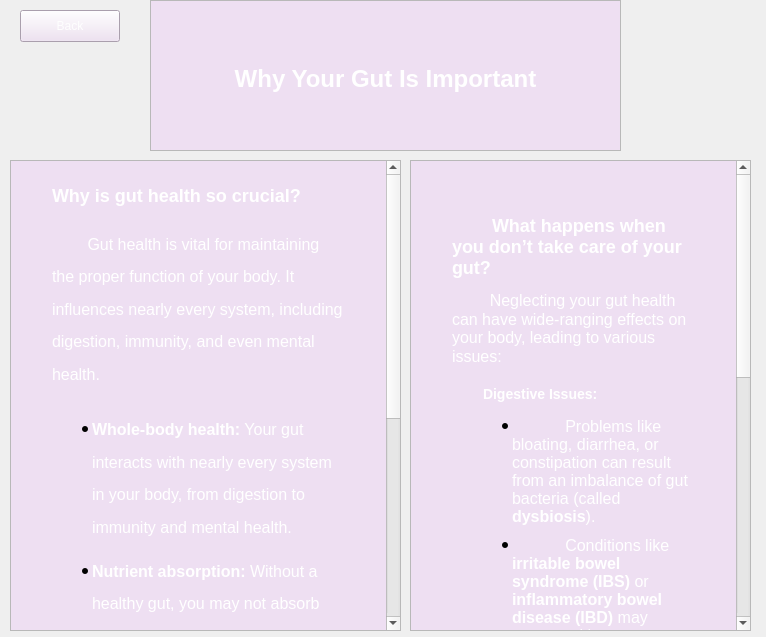
Before: the Qt Designer form A8EduApp/whyguthealthwidget.ui in University-of-Utah-CS3505/a9-edu-app-f24-00Calvin00, drawn with Qt 5.
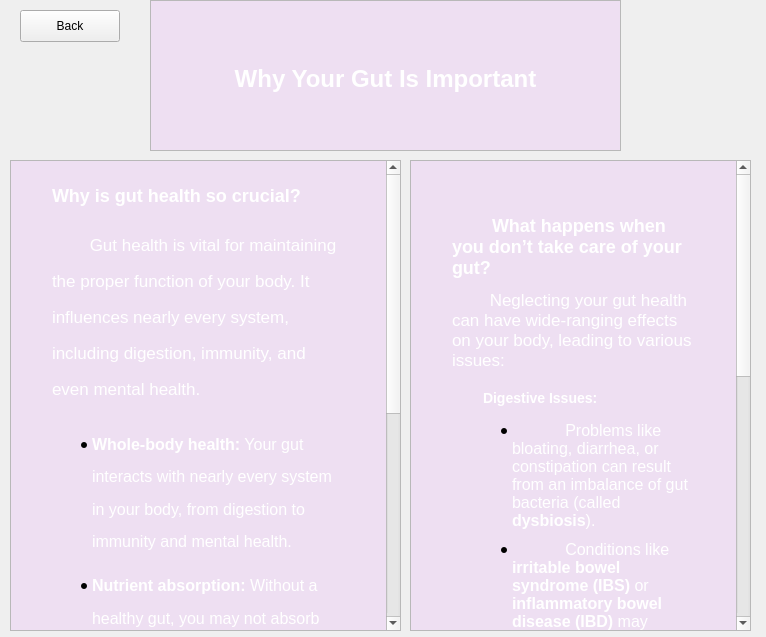
After: the same form once the commit is applied.

Commit message: Text Color

The edit to the form file:
```diff
--- a/A8EduApp/whyguthealthwidget.ui
+++ b/A8EduApp/whyguthealthwidget.ui
@@ -23,8 +23,7 @@
     </rect>
    </property>
    <property name="styleSheet">
-    <string notr="true">background-color: rgb(238, 223, 242);
-color: rgb(254, 254, 254);</string>
+    <string notr="true">color: rgb(0, 0, 0);</string>
    </property>
    <property name="text">
     <string>Back</string>
@@ -60,6 +59,9 @@
      <height>471</height>
     </rect>
    </property>
+   <property name="styleSheet">
+    <string notr="true">color: rgb(0, 0, 0);</string>
+   </property>
    <property name="html">
     <string>&lt;!DOCTYPE HTML PUBLIC &quot;-//W3C//DTD HTML 4.0//EN&quot; &quot;http://www.w3.org/TR/REC-html40/strict.dtd&quot;&gt;
 &lt;html&gt;&lt;head&gt;&lt;meta name=&quot;qrichtext&quot; content=&quot;1&quot; /&gt;&lt;meta charset=&quot;utf-8&quot; /&gt;&lt;title&gt;Why Your Gut Is Important&lt;/title&gt;&lt;style type=&quot;text/css&quot;&gt;
@@ -67,15 +69,15 @@
 hr { height: 1px; border-width: 0; }
 li.unchecked::marker { content: &quot;\2610&quot;; }
 li.checked::marker { content: &quot;\2612&quot;; }
-&lt;/style&gt;&lt;/head&gt;&lt;body style=&quot; font-family:'.AppleSystemUIFont'; font-size:13pt; font-weight:400; font-style:normal;&quot; bgcolor=&quot;#eedff2&quot;&gt;
-&lt;p style=&quot; margin-top:0px; margin-bottom:0px; margin-left:0px; margin-right:0px; -qt-block-indent:0; text-indent:0px;&quot;&gt;&lt;span style=&quot; color:#ffffff;&quot;&gt;    &lt;/span&gt;&lt;/p&gt;
-&lt;h2 style=&quot; margin-top:0px; margin-bottom:12px; margin-left:37px; margin-right:37px; -qt-block-indent:0; text-indent:0px; line-height:180%;&quot;&gt;&lt;span style=&quot; font-family:'Times New Roman','Times','serif'; font-size:x-large; font-weight:700; color:#ffffff;&quot;&gt;Why is gut health so crucial?&lt;/span&gt;&lt;span style=&quot; font-size:x-large; font-weight:700; color:#ffffff;&quot;&gt;    &lt;/span&gt;&lt;/h2&gt;
-&lt;p style=&quot; margin-top:12px; margin-bottom:20px; margin-left:37px; margin-right:37px; -qt-block-indent:0; text-indent:0px; line-height:180%;&quot;&gt;&lt;span style=&quot; font-family:'Times New Roman','Times','serif'; font-size:16px; color:#ffffff;&quot;&gt;        Gut health is vital for maintaining the proper function of your body. It influences nearly every system, including digestion, immunity, and even mental health.    &lt;/span&gt;&lt;span style=&quot; color:#ffffff;&quot;&gt;    &lt;/span&gt;&lt;/p&gt;
+&lt;/style&gt;&lt;/head&gt;&lt;body style=&quot; font-family:'Segoe UI'; font-size:9pt; font-weight:400; font-style:normal;&quot; bgcolor=&quot;#eedff2&quot;&gt;
+&lt;p style=&quot; margin-top:0px; margin-bottom:0px; margin-left:0px; margin-right:0px; -qt-block-indent:0; text-indent:0px;&quot;&gt;&lt;span style=&quot; font-family:'.AppleSystemUIFont'; font-size:13pt; color:#ffffff;&quot;&gt;    &lt;/span&gt;&lt;/p&gt;
+&lt;h2 style=&quot; margin-top:0px; margin-bottom:12px; margin-left:37px; margin-right:37px; -qt-block-indent:0; text-indent:0px; line-height:180%;&quot;&gt;&lt;span style=&quot; font-family:'Times New Roman','Times','serif'; font-size:13pt; font-weight:700; color:#ffffff;&quot;&gt;Why is gut health so crucial?&lt;/span&gt;&lt;span style=&quot; font-family:'.AppleSystemUIFont'; font-size:13pt; font-weight:700; color:#ffffff;&quot;&gt;    &lt;/span&gt;&lt;/h2&gt;
+&lt;p style=&quot; margin-top:12px; margin-bottom:20px; margin-left:37px; margin-right:37px; -qt-block-indent:0; text-indent:0px; line-height:180%;&quot;&gt;&lt;span style=&quot; font-family:'Times New Roman','Times','serif'; font-size:13pt; color:#ffffff;&quot;&gt;        Gut health is vital for maintaining the proper function of your body. It influences nearly every system, including digestion, immunity, and even mental health.    &lt;/span&gt;&lt;span style=&quot; font-family:'.AppleSystemUIFont'; font-size:13pt; color:#ffffff;&quot;&gt;    &lt;/span&gt;&lt;/p&gt;
 &lt;ul style=&quot;margin-top: 0px; margin-bottom: 0px; margin-left: 0px; margin-right: 0px; -qt-list-indent: 1;&quot;&gt;
-&lt;li style=&quot; font-family:'Times New Roman','Times','serif'; font-size:16px; color:#ffffff;&quot; style=&quot; margin-top:15px; margin-bottom:10px; margin-left:37px; margin-right:37px; -qt-block-indent:0; text-indent:0px; line-height:180%;&quot;&gt;&lt;span style=&quot; font-size:16px; font-weight:700;&quot;&gt;Whole-body health:&lt;/span&gt;&lt;span style=&quot; font-size:16px;&quot;&gt; Your gut interacts with nearly every system in your body, from digestion to immunity and mental health.&lt;/span&gt;&lt;span style=&quot; font-family:'.AppleSystemUIFont'; font-size:16px;&quot;&gt;        &lt;/span&gt;&lt;/li&gt;
-&lt;li style=&quot; font-family:'Times New Roman','Times','serif'; font-size:16px; color:#ffffff;&quot; style=&quot; margin-top:0px; margin-bottom:10px; margin-left:37px; margin-right:37px; -qt-block-indent:0; text-indent:0px; line-height:180%;&quot;&gt;&lt;span style=&quot; font-size:16px; font-weight:700;&quot;&gt;Nutrient absorption:&lt;/span&gt;&lt;span style=&quot; font-size:16px;&quot;&gt; Without a healthy gut, you may not absorb essential nutrients properly, leading to deficiencies.&lt;/span&gt;&lt;span style=&quot; font-family:'.AppleSystemUIFont'; font-size:16px;&quot;&gt;        &lt;/span&gt;&lt;/li&gt;
-&lt;li style=&quot; font-family:'Times New Roman','Times','serif'; font-size:16px; color:#ffffff;&quot; style=&quot; margin-top:0px; margin-bottom:10px; margin-left:37px; margin-right:37px; -qt-block-indent:0; text-indent:0px; line-height:180%;&quot;&gt;&lt;span style=&quot; font-size:16px; font-weight:700;&quot;&gt;Mental health:&lt;/span&gt;&lt;span style=&quot; font-size:16px;&quot;&gt; Your gut and brain communicate via the &lt;/span&gt;&lt;span style=&quot; font-size:16px; font-weight:700;&quot;&gt;gut-brain axis&lt;/span&gt;&lt;span style=&quot; font-size:16px;&quot;&gt;. Poor gut health can contribute to anxiety and depression.&lt;/span&gt;&lt;span style=&quot; font-family:'.AppleSystemUIFont'; font-size:16px;&quot;&gt;        &lt;/span&gt;&lt;/li&gt;
-&lt;li style=&quot; font-family:'Times New Roman','Times','serif'; font-size:16px; color:#ffffff;&quot; style=&quot; margin-top:0px; margin-bottom:25px; margin-left:37px; margin-right:37px; -qt-block-indent:0; text-indent:0px; line-height:180%;&quot;&gt;&lt;span style=&quot; font-size:16px; font-weight:700;&quot;&gt;Immune defense:&lt;/span&gt;&lt;span style=&quot; font-size:16px;&quot;&gt; A healthy gut microbiome helps protect your body from infections and strengthens your immune system.&lt;/span&gt;&lt;span style=&quot; font-family:'.AppleSystemUIFont'; font-size:16px;&quot;&gt;    &lt;/span&gt;&lt;/li&gt;&lt;/ul&gt;&lt;/body&gt;&lt;/html&gt;</string>
+&lt;li style=&quot; font-family:'Times New Roman','Times','serif'; font-size:13pt; color:#ffffff;&quot; style=&quot; margin-top:15px; margin-bottom:10px; margin-left:37px; margin-right:37px; -qt-block-indent:0; text-indent:0px; line-height:180%;&quot;&gt;&lt;span style=&quot; font-size:16px; font-weight:700;&quot;&gt;Whole-body health:&lt;/span&gt;&lt;span style=&quot; font-size:16px;&quot;&gt; Your gut interacts with nearly every system in your body, from digestion to immunity and mental health.&lt;/span&gt;&lt;span style=&quot; font-family:'.AppleSystemUIFont'; font-size:16px;&quot;&gt;        &lt;/span&gt;&lt;/li&gt;
+&lt;li style=&quot; font-family:'Times New Roman','Times','serif'; font-size:13pt; color:#ffffff;&quot; style=&quot; margin-top:0px; margin-bottom:10px; margin-left:37px; margin-right:37px; -qt-block-indent:0; text-indent:0px; line-height:180%;&quot;&gt;&lt;span style=&quot; font-size:16px; font-weight:700;&quot;&gt;Nutrient absorption:&lt;/span&gt;&lt;span style=&quot; font-size:16px;&quot;&gt; Without a healthy gut, you may not absorb essential nutrients properly, leading to deficiencies.&lt;/span&gt;&lt;span style=&quot; font-family:'.AppleSystemUIFont'; font-size:16px;&quot;&gt;        &lt;/span&gt;&lt;/li&gt;
+&lt;li style=&quot; font-family:'Times New Roman','Times','serif'; font-size:13pt; color:#ffffff;&quot; style=&quot; margin-top:0px; margin-bottom:10px; margin-left:37px; margin-right:37px; -qt-block-indent:0; text-indent:0px; line-height:180%;&quot;&gt;&lt;span style=&quot; font-size:16px; font-weight:700;&quot;&gt;Mental health:&lt;/span&gt;&lt;span style=&quot; font-size:16px;&quot;&gt; Your gut and brain communicate via the &lt;/span&gt;&lt;span style=&quot; font-size:16px; font-weight:700;&quot;&gt;gut-brain axis&lt;/span&gt;&lt;span style=&quot; font-size:16px;&quot;&gt;. Poor gut health can contribute to anxiety and depression.&lt;/span&gt;&lt;span style=&quot; font-family:'.AppleSystemUIFont'; font-size:16px;&quot;&gt;        &lt;/span&gt;&lt;/li&gt;
+&lt;li style=&quot; font-family:'Times New Roman','Times','serif'; font-size:13pt; color:#ffffff;&quot; style=&quot; margin-top:0px; margin-bottom:25px; margin-left:37px; margin-right:37px; -qt-block-indent:0; text-indent:0px; line-height:180%;&quot;&gt;&lt;span style=&quot; font-size:16px; font-weight:700;&quot;&gt;Immune defense:&lt;/span&gt;&lt;span style=&quot; font-size:16px;&quot;&gt; A healthy gut microbiome helps protect your body from infections and strengthens your immune system.&lt;/span&gt;&lt;span style=&quot; font-family:'.AppleSystemUIFont'; font-size:16px;&quot;&gt;    &lt;/span&gt;&lt;/li&gt;&lt;/ul&gt;&lt;/body&gt;&lt;/html&gt;</string>
    </property>
   </widget>
   <widget class="QTextBrowser" name="textBrowser_3">
@@ -87,6 +89,9 @@
      <height>471</height>
     </rect>
    </property>
+   <property name="styleSheet">
+    <string notr="true">color: rgb(0, 0, 0);</string>
+   </property>
    <property name="html">
     <string>&lt;!DOCTYPE HTML PUBLIC &quot;-//W3C//DTD HTML 4.0//EN&quot; &quot;http://www.w3.org/TR/REC-html40/strict.dtd&quot;&gt;
 &lt;html&gt;&lt;head&gt;&lt;meta name=&quot;qrichtext&quot; content=&quot;1&quot; /&gt;&lt;meta charset=&quot;utf-8&quot; /&gt;&lt;title&gt;Why Your Gut Is Important - Section 2&lt;/title&gt;&lt;style type=&quot;text/css&quot;&gt;
@@ -94,22 +99,22 @@
 hr { height: 1px; border-width: 0; }
 li.unchecked::marker { content: &quot;\2610&quot;; }
 li.checked::marker { content: &quot;\2612&quot;; }
-&lt;/style&gt;&lt;/head&gt;&lt;body style=&quot; font-family:'.AppleSystemUIFont'; font-size:13pt; font-weight:400; font-style:normal;&quot; bgcolor=&quot;#eedff2&quot;&gt;
-&lt;p style=&quot; margin-top:0px; margin-bottom:0px; margin-left:0px; margin-right:0px; -qt-block-indent:0; text-indent:0px;&quot;&gt;    &lt;/p&gt;
-&lt;h2 style=&quot; margin-top:30px; margin-bottom:12px; margin-left:37px; margin-right:37px; -qt-block-indent:0; text-indent:0px;&quot;&gt;&lt;span style=&quot; font-size:x-large; font-weight:700; color:#ffffff;&quot;&gt;        &lt;/span&gt;&lt;span style=&quot; font-family:'Times New Roman','Times','serif'; font-size:x-large; font-weight:700; color:#ffffff;&quot;&gt;What happens when you don’t take care of your gut?&lt;/span&gt;&lt;span style=&quot; font-size:x-large; font-weight:700; color:#ffffff;&quot;&gt;    &lt;/span&gt;&lt;span style=&quot; font-size:x-large; font-weight:700;&quot;&gt;    &lt;/span&gt;&lt;/h2&gt;
-&lt;p style=&quot; margin-top:12px; margin-bottom:20px; margin-left:37px; margin-right:37px; -qt-block-indent:0; text-indent:0px;&quot;&gt;&lt;span style=&quot; color:#ffffff;&quot;&gt;        &lt;/span&gt;&lt;span style=&quot; font-family:'Times New Roman','Times','serif'; font-size:16px; color:#ffffff;&quot;&gt;Neglecting your gut health can have wide-ranging effects on your body, leading to various issues:&lt;/span&gt;&lt;span style=&quot; color:#ffffff;&quot;&gt;    &lt;/span&gt;    &lt;/p&gt;
-&lt;h3 style=&quot; margin-top:14px; margin-bottom:12px; margin-left:37px; margin-right:37px; -qt-block-indent:0; text-indent:0px;&quot;&gt;&lt;span style=&quot; font-size:large; font-weight:700; color:#ffffff;&quot;&gt;        &lt;/span&gt;&lt;span style=&quot; font-family:'Times New Roman','Times','serif'; font-size:large; font-weight:700; color:#ffffff;&quot;&gt;Digestive Issues:&lt;/span&gt;&lt;span style=&quot; font-size:large; font-weight:700; color:#ffffff;&quot;&gt;    &lt;/span&gt;&lt;span style=&quot; font-size:large; font-weight:700;&quot;&gt;    &lt;/span&gt;&lt;/h3&gt;
+&lt;/style&gt;&lt;/head&gt;&lt;body style=&quot; font-family:'Segoe UI'; font-size:9pt; font-weight:400; font-style:normal;&quot; bgcolor=&quot;#eedff2&quot;&gt;
+&lt;p style=&quot; margin-top:0px; margin-bottom:0px; margin-left:0px; margin-right:0px; -qt-block-indent:0; text-indent:0px;&quot;&gt;&lt;span style=&quot; font-family:'.AppleSystemUIFont'; font-size:13pt;&quot;&gt;    &lt;/span&gt;&lt;/p&gt;
+&lt;h2 style=&quot; margin-top:30px; margin-bottom:12px; margin-left:37px; margin-right:37px; -qt-block-indent:0; text-indent:0px;&quot;&gt;&lt;span style=&quot; font-family:'.AppleSystemUIFont'; font-size:13pt; font-weight:700; color:#ffffff;&quot;&gt;        &lt;/span&gt;&lt;span style=&quot; font-family:'Times New Roman','Times','serif'; font-size:13pt; font-weight:700; color:#ffffff;&quot;&gt;What happens when you don’t take care of your gut?&lt;/span&gt;&lt;span style=&quot; font-family:'.AppleSystemUIFont'; font-size:13pt; font-weight:700; color:#ffffff;&quot;&gt;    &lt;/span&gt;&lt;span style=&quot; font-family:'.AppleSystemUIFont'; font-size:13pt; font-weight:700;&quot;&gt;    &lt;/span&gt;&lt;/h2&gt;
+&lt;p style=&quot; margin-top:12px; margin-bottom:20px; margin-left:37px; margin-right:37px; -qt-block-indent:0; text-indent:0px;&quot;&gt;&lt;span style=&quot; font-family:'.AppleSystemUIFont'; font-size:13pt; color:#ffffff;&quot;&gt;        &lt;/span&gt;&lt;span style=&quot; font-family:'Times New Roman','Times','serif'; font-size:13pt; color:#ffffff;&quot;&gt;Neglecting your gut health can have wide-ranging effects on your body, leading to various issues:&lt;/span&gt;&lt;span style=&quot; font-family:'.AppleSystemUIFont'; font-size:13pt; color:#ffffff;&quot;&gt;    &lt;/span&gt;&lt;span style=&quot; font-family:'.AppleSystemUIFont'; font-size:13pt;&quot;&gt;    &lt;/span&gt;&lt;/p&gt;
+&lt;h3 style=&quot; margin-top:14px; margin-bottom:12px; margin-left:37px; margin-right:37px; -qt-block-indent:0; text-indent:0px;&quot;&gt;&lt;span style=&quot; font-family:'.AppleSystemUIFont'; font-size:13pt; font-weight:700; color:#ffffff;&quot;&gt;        &lt;/span&gt;&lt;span style=&quot; font-family:'Times New Roman','Times','serif'; font-size:13pt; font-weight:700; color:#ffffff;&quot;&gt;Digestive Issues:&lt;/span&gt;&lt;span style=&quot; font-family:'.AppleSystemUIFont'; font-size:13pt; font-weight:700; color:#ffffff;&quot;&gt;    &lt;/span&gt;&lt;span style=&quot; font-family:'.AppleSystemUIFont'; font-size:13pt; font-weight:700;&quot;&gt;    &lt;/span&gt;&lt;/h3&gt;
 &lt;ul style=&quot;margin-top: 0px; margin-bottom: 0px; margin-left: 0px; margin-right: 0px; -qt-list-indent: 1;&quot;&gt;
-&lt;li style=&quot; font-family:'Times New Roman','Times','serif'; font-size:16px; color:#ffffff;&quot; style=&quot; margin-top:15px; margin-bottom:10px; margin-left:57px; margin-right:37px; -qt-block-indent:0; text-indent:0px;&quot;&gt;&lt;span style=&quot; font-size:16px;&quot;&gt;            Problems like bloating, diarrhea, or constipation can result from an imbalance of gut bacteria (called &lt;/span&gt;&lt;span style=&quot; font-size:16px; font-weight:700;&quot;&gt;dysbiosis&lt;/span&gt;&lt;span style=&quot; font-size:16px;&quot;&gt;).        &lt;/span&gt;&lt;span style=&quot; font-family:'.AppleSystemUIFont'; font-size:16px;&quot;&gt;        &lt;/span&gt;&lt;/li&gt;
-&lt;li style=&quot; font-family:'Times New Roman','Times','serif'; font-size:16px; color:#ffffff;&quot; style=&quot; margin-top:0px; margin-bottom:25px; margin-left:57px; margin-right:37px; -qt-block-indent:0; text-indent:0px;&quot;&gt;&lt;span style=&quot; font-size:16px;&quot;&gt;            Conditions like &lt;/span&gt;&lt;span style=&quot; font-size:16px; font-weight:700;&quot;&gt;irritable bowel syndrome (IBS)&lt;/span&gt;&lt;span style=&quot; font-size:16px;&quot;&gt; or &lt;/span&gt;&lt;span style=&quot; font-size:16px; font-weight:700;&quot;&gt;inflammatory bowel disease (IBD)&lt;/span&gt;&lt;span style=&quot; font-size:16px;&quot;&gt; may worsen with poor gut health.        &lt;/span&gt;&lt;span style=&quot; font-family:'.AppleSystemUIFont'; font-size:16px;&quot;&gt;        &lt;/span&gt;&lt;/li&gt;&lt;/ul&gt;
-&lt;h3 style=&quot; margin-top:14px; margin-bottom:12px; margin-left:37px; margin-right:37px; -qt-block-indent:0; text-indent:0px;&quot;&gt;&lt;span style=&quot; font-size:large; font-weight:700; color:#ffffff;&quot;&gt;        &lt;/span&gt;&lt;span style=&quot; font-family:'Times New Roman','Times','serif'; font-size:large; font-weight:700; color:#ffffff;&quot;&gt;Chronic Diseases:&lt;/span&gt;&lt;span style=&quot; font-size:large; font-weight:700; color:#ffffff;&quot;&gt;    &lt;/span&gt;&lt;span style=&quot; font-size:large; font-weight:700;&quot;&gt;    &lt;/span&gt;&lt;/h3&gt;
+&lt;li style=&quot; font-family:'Times New Roman','Times','serif'; font-size:13pt; color:#ffffff;&quot; style=&quot; margin-top:15px; margin-bottom:10px; margin-left:57px; margin-right:37px; -qt-block-indent:0; text-indent:0px;&quot;&gt;&lt;span style=&quot; font-size:16px;&quot;&gt;            Problems like bloating, diarrhea, or constipation can result from an imbalance of gut bacteria (called &lt;/span&gt;&lt;span style=&quot; font-size:16px; font-weight:700;&quot;&gt;dysbiosis&lt;/span&gt;&lt;span style=&quot; font-size:16px;&quot;&gt;).        &lt;/span&gt;&lt;span style=&quot; font-family:'.AppleSystemUIFont'; font-size:16px;&quot;&gt;        &lt;/span&gt;&lt;/li&gt;
+&lt;li style=&quot; font-family:'Times New Roman','Times','serif'; font-size:13pt; color:#ffffff;&quot; style=&quot; margin-top:0px; margin-bottom:25px; margin-left:57px; margin-right:37px; -qt-block-indent:0; text-indent:0px;&quot;&gt;&lt;span style=&quot; font-size:16px;&quot;&gt;            Conditions like &lt;/span&gt;&lt;span style=&quot; font-size:16px; font-weight:700;&quot;&gt;irritable bowel syndrome (IBS)&lt;/span&gt;&lt;span style=&quot; font-size:16px;&quot;&gt; or &lt;/span&gt;&lt;span style=&quot; font-size:16px; font-weight:700;&quot;&gt;inflammatory bowel disease (IBD)&lt;/span&gt;&lt;span style=&quot; font-size:16px;&quot;&gt; may worsen with poor gut health.        &lt;/span&gt;&lt;span style=&quot; font-family:'.AppleSystemUIFont'; font-size:16px;&quot;&gt;        &lt;/span&gt;&lt;/li&gt;&lt;/ul&gt;
+&lt;h3 style=&quot; margin-top:14px; margin-bottom:12px; margin-left:37px; margin-right:37px; -qt-block-indent:0; text-indent:0px;&quot;&gt;&lt;span style=&quot; font-family:'.AppleSystemUIFont'; font-size:13pt; font-weight:700; color:#ffffff;&quot;&gt;        &lt;/span&gt;&lt;span style=&quot; font-family:'Times New Roman','Times','serif'; font-size:13pt; font-weight:700; color:#ffffff;&quot;&gt;Chronic Diseases:&lt;/span&gt;&lt;span style=&quot; font-family:'.AppleSystemUIFont'; font-size:13pt; font-weight:700; color:#ffffff;&quot;&gt;    &lt;/span&gt;&lt;span style=&quot; font-family:'.AppleSystemUIFont'; font-size:13pt; font-weight:700;&quot;&gt;    &lt;/span&gt;&lt;/h3&gt;
 &lt;ul style=&quot;margin-top: 0px; margin-bottom: 0px; margin-left: 0px; margin-right: 0px; -qt-list-indent: 1;&quot;&gt;
-&lt;li style=&quot; font-family:'Times New Roman','Times','serif'; font-size:16px; color:#ffffff;&quot; style=&quot; margin-top:15px; margin-bottom:10px; margin-left:57px; margin-right:37px; -qt-block-indent:0; text-indent:0px;&quot;&gt;&lt;span style=&quot; font-size:16px;&quot;&gt;            &lt;/span&gt;&lt;span style=&quot; font-size:16px; font-weight:700;&quot;&gt;Dysbiosis&lt;/span&gt;&lt;span style=&quot; font-size:16px;&quot;&gt; has been linked to autoimmune diseases, such as rheumatoid arthritis, and heart disease.        &lt;/span&gt;&lt;span style=&quot; font-family:'.AppleSystemUIFont'; font-size:16px;&quot;&gt;        &lt;/span&gt;&lt;/li&gt;
-&lt;li style=&quot; font-family:'Times New Roman','Times','serif'; font-size:16px; color:#ffffff;&quot; style=&quot; margin-top:0px; margin-bottom:25px; margin-left:57px; margin-right:37px; -qt-block-indent:0; text-indent:0px;&quot;&gt;&lt;span style=&quot; font-size:16px;&quot;&gt;            Certain gut bacteria produce harmful chemicals like &lt;/span&gt;&lt;span style=&quot; font-size:16px; font-weight:700;&quot;&gt;TMAO&lt;/span&gt;&lt;span style=&quot; font-size:16px;&quot;&gt;, which can cause cholesterol to build up in your arteries, leading to heart disease.        &lt;/span&gt;&lt;span style=&quot; font-family:'.AppleSystemUIFont'; font-size:16px;&quot;&gt;        &lt;/span&gt;&lt;/li&gt;&lt;/ul&gt;
-&lt;h3 style=&quot; margin-top:14px; margin-bottom:12px; margin-left:37px; margin-right:37px; -qt-block-indent:0; text-indent:0px;&quot;&gt;&lt;span style=&quot; font-size:large; font-weight:700; color:#ffffff;&quot;&gt;        &lt;/span&gt;&lt;span style=&quot; font-family:'Times New Roman','Times','serif'; font-size:large; font-weight:700; color:#ffffff;&quot;&gt;Weakened Immunity:&lt;/span&gt;&lt;span style=&quot; font-size:large; font-weight:700; color:#ffffff;&quot;&gt;    &lt;/span&gt;&lt;span style=&quot; font-size:large; font-weight:700;&quot;&gt;    &lt;/span&gt;&lt;/h3&gt;
+&lt;li style=&quot; font-family:'Times New Roman','Times','serif'; font-size:13pt; color:#ffffff;&quot; style=&quot; margin-top:15px; margin-bottom:10px; margin-left:57px; margin-right:37px; -qt-block-indent:0; text-indent:0px;&quot;&gt;&lt;span style=&quot; font-size:16px;&quot;&gt;            &lt;/span&gt;&lt;span style=&quot; font-size:16px; font-weight:700;&quot;&gt;Dysbiosis&lt;/span&gt;&lt;span style=&quot; font-size:16px;&quot;&gt; has been linked to autoimmune diseases, such as rheumatoid arthritis, and heart disease.        &lt;/span&gt;&lt;span style=&quot; font-family:'.AppleSystemUIFont'; font-size:16px;&quot;&gt;        &lt;/span&gt;&lt;/li&gt;
+&lt;li style=&quot; font-family:'Times New Roman','Times','serif'; font-size:13pt; color:#ffffff;&quot; style=&quot; margin-top:0px; margin-bottom:25px; margin-left:57px; margin-right:37px; -qt-block-indent:0; text-indent:0px;&quot;&gt;&lt;span style=&quot; font-size:16px;&quot;&gt;            Certain gut bacteria produce harmful chemicals like &lt;/span&gt;&lt;span style=&quot; font-size:16px; font-weight:700;&quot;&gt;TMAO&lt;/span&gt;&lt;span style=&quot; font-size:16px;&quot;&gt;, which can cause cholesterol to build up in your arteries, leading to heart disease.        &lt;/span&gt;&lt;span style=&quot; font-family:'.AppleSystemUIFont'; font-size:16px;&quot;&gt;        &lt;/span&gt;&lt;/li&gt;&lt;/ul&gt;
+&lt;h3 style=&quot; margin-top:14px; margin-bottom:12px; margin-left:37px; margin-right:37px; -qt-block-indent:0; text-indent:0px;&quot;&gt;&lt;span style=&quot; font-family:'.AppleSystemUIFont'; font-size:13pt; font-weight:700; color:#ffffff;&quot;&gt;        &lt;/span&gt;&lt;span style=&quot; font-family:'Times New Roman','Times','serif'; font-size:13pt; font-weight:700; color:#ffffff;&quot;&gt;Weakened Immunity:&lt;/span&gt;&lt;span style=&quot; font-family:'.AppleSystemUIFont'; font-size:13pt; font-weight:700; color:#ffffff;&quot;&gt;    &lt;/span&gt;&lt;span style=&quot; font-family:'.AppleSystemUIFont'; font-size:13pt; font-weight:700;&quot;&gt;    &lt;/span&gt;&lt;/h3&gt;
 &lt;ul style=&quot;margin-top: 0px; margin-bottom: 0px; margin-left: 0px; margin-right: 0px; -qt-list-indent: 1;&quot;&gt;
-&lt;li style=&quot; font-family:'Times New Roman','Times','serif'; font-size:16px; color:#ffffff;&quot; style=&quot; margin-top:15px; margin-bottom:10px; margin-left:57px; margin-right:37px; -qt-block-indent:0; text-indent:0px;&quot;&gt;&lt;span style=&quot; font-size:16px;&quot;&gt;            Without good bacteria, your gut’s ability to fight harmful pathogens is reduced.        &lt;/span&gt;&lt;span style=&quot; font-family:'.AppleSystemUIFont'; font-size:16px;&quot;&gt;        &lt;/span&gt;&lt;/li&gt;
-&lt;li style=&quot; font-family:'Times New Roman','Times','serif'; font-size:16px; color:#ffffff;&quot; style=&quot; margin-top:0px; margin-bottom:25px; margin-left:57px; margin-right:37px; -qt-block-indent:0; text-indent:0px;&quot;&gt;&lt;span style=&quot; font-size:16px;&quot;&gt;            Infections or even systemic illnesses may result if the gut barrier is compromised.        &lt;/span&gt;&lt;span style=&quot; font-family:'.AppleSystemUIFont'; font-size:16px;&quot;&gt;    &lt;/span&gt;&lt;/li&gt;&lt;/ul&gt;&lt;/body&gt;&lt;/html&gt;</string>
+&lt;li style=&quot; font-family:'Times New Roman','Times','serif'; font-size:13pt; color:#ffffff;&quot; style=&quot; margin-top:15px; margin-bottom:10px; margin-left:57px; margin-right:37px; -qt-block-indent:0; text-indent:0px;&quot;&gt;&lt;span style=&quot; font-size:16px;&quot;&gt;            Without good bacteria, your gut’s ability to fight harmful pathogens is reduced.        &lt;/span&gt;&lt;span style=&quot; font-family:'.AppleSystemUIFont'; font-size:16px;&quot;&gt;        &lt;/span&gt;&lt;/li&gt;
+&lt;li style=&quot; font-family:'Times New Roman','Times','serif'; font-size:13pt; color:#ffffff;&quot; style=&quot; margin-top:0px; margin-bottom:25px; margin-left:57px; margin-right:37px; -qt-block-indent:0; text-indent:0px;&quot;&gt;&lt;span style=&quot; font-size:16px;&quot;&gt;            Infections or even systemic illnesses may result if the gut barrier is compromised.        &lt;/span&gt;&lt;span style=&quot; font-family:'.AppleSystemUIFont'; font-size:16px;&quot;&gt;    &lt;/span&gt;&lt;/li&gt;&lt;/ul&gt;&lt;/body&gt;&lt;/html&gt;</string>
    </property>
   </widget>
  </widget>
```
Left out of the diff: 9 changed lines with no effect on the pictures. The commit also changes 1 other file.
